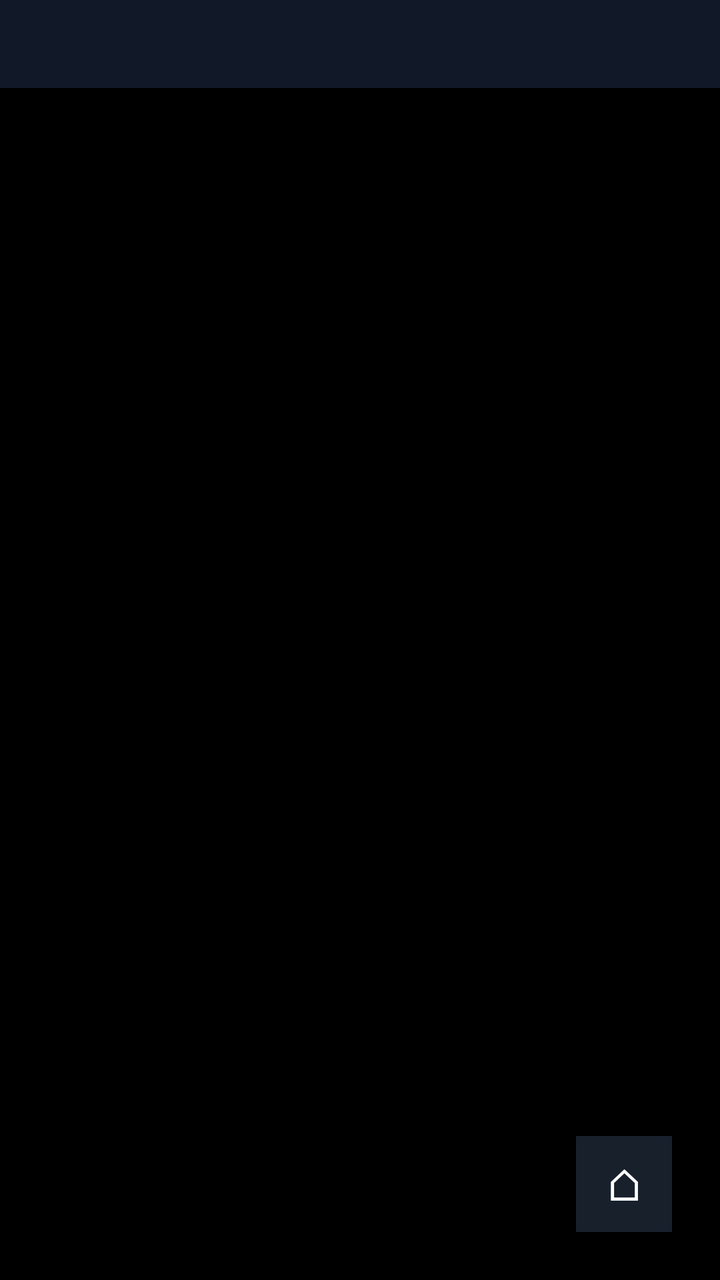
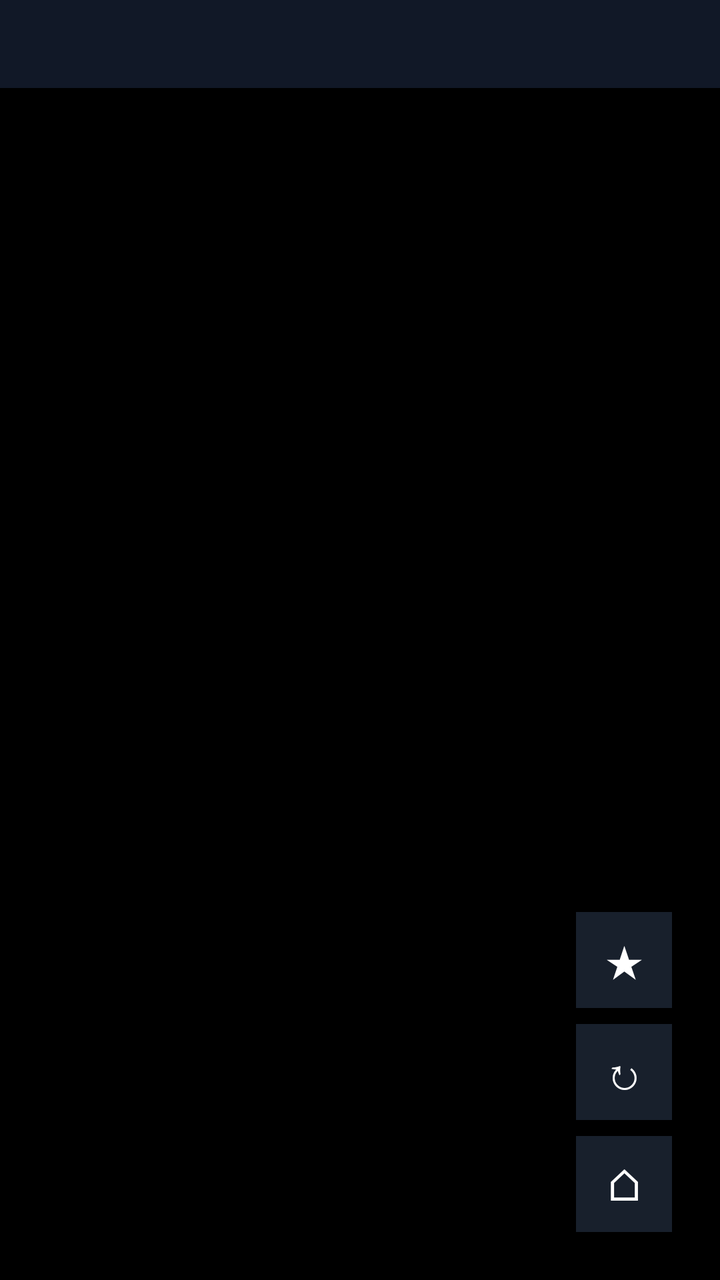

Compare the two renders of this Android layout. The source of the first and the diff that turns it into the second are given below.
<!-- AndroidManifest.xml: application theme Theme.Browser -->
<!-- res/layout/activity_browser.xml -->
<?xml version="1.0" encoding="utf-8"?>
<LinearLayout xmlns:android="http://schemas.android.com/apk/res/android"
    android:layout_width="match_parent"
    android:layout_height="match_parent"
    android:orientation="vertical"
    android:background="#000000">

    <HorizontalScrollView
        android:id="@+id/tab_scroll"
        android:layout_width="match_parent"
        android:layout_height="44dp"
        android:background="#111827"
        android:scrollbars="none">

        <LinearLayout
            android:id="@+id/tab_bar"
            android:layout_width="wrap_content"
            android:layout_height="match_parent"
            android:orientation="horizontal"
            android:paddingStart="4dp"
            android:paddingEnd="4dp" />

    </HorizontalScrollView>

    <FrameLayout
        android:id="@+id/web_container"
        android:layout_width="match_parent"
        android:layout_height="0dp"
        android:layout_weight="1">

        <TextView
            android:id="@+id/home_button"
            android:layout_width="48dp"
            android:layout_height="48dp"
            android:layout_gravity="bottom|end"
            android:layout_margin="24dp"
            android:text="⌂"
            android:textSize="22sp"
            android:textColor="#FFFFFF"
            android:gravity="center"
            android:background="#CC1F2937"
            android:clickable="true"
            android:focusable="true"
            android:elevation="4dp" />

    </FrameLayout>

</LinearLayout>
<!-- resources referenced by this layout -->
<resources>
  <style name="Theme.Browser" parent="Theme.AppCompat.NoActionBar">
          <item name="android:windowBackground">#111827</item>
          <item name="android:statusBarColor">#00000000</item>
          <item name="android:navigationBarColor">#00000000</item>
          <item name="android:windowFullscreen">true</item>
          <item name="android:windowLayoutInDisplayCutoutMode">shortEdges</item>
      </style>
</resources>

<!-- the commit's change to res/layout/activity_browser.xml (unified diff, before → after) -->
@@ -28,20 +28,53 @@
         android:layout_height="0dp"
         android:layout_weight="1">
 
-        <TextView
-            android:id="@+id/home_button"
+        <LinearLayout
             android:layout_width="48dp"
-            android:layout_height="48dp"
+            android:layout_height="wrap_content"
             android:layout_gravity="bottom|end"
             android:layout_margin="24dp"
-            android:text="⌂"
-            android:textSize="22sp"
-            android:textColor="#FFFFFF"
-            android:gravity="center"
-            android:background="#CC1F2937"
-            android:clickable="true"
-            android:focusable="true"
-            android:elevation="4dp" />
+            android:orientation="vertical"
+            android:elevation="4dp">
+
+            <TextView
+                android:id="@+id/bookmark_button"
+                android:layout_width="48dp"
+                android:layout_height="48dp"
+                android:text="★"
+                android:textSize="22sp"
+                android:textColor="#FFFFFF"
+                android:gravity="center"
+                android:background="#CC1F2937"
+                android:clickable="true"
+                android:focusable="true"
+                android:layout_marginBottom="8dp" />
+
+            <TextView
+                android:id="@+id/reload_button"
+                android:layout_width="48dp"
+                android:layout_height="48dp"
+                android:text="↻"
+                android:textSize="22sp"
+                android:textColor="#FFFFFF"
+                android:gravity="center"
+                android:background="#CC1F2937"
+                android:clickable="true"
+                android:focusable="true"
+                android:layout_marginBottom="8dp" />
+
+            <TextView
+                android:id="@+id/home_button"
+                android:layout_width="48dp"
+                android:layout_height="48dp"
+                android:text="⌂"
+                android:textSize="22sp"
+                android:textColor="#FFFFFF"
+                android:gravity="center"
+                android:background="#CC1F2937"
+                android:clickable="true"
+                android:focusable="true" />
+
+        </LinearLayout>
 
     </FrameLayout>
 
